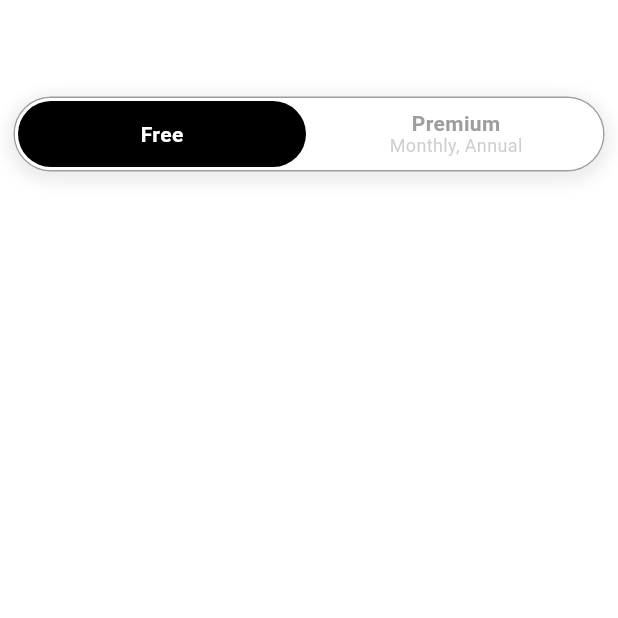
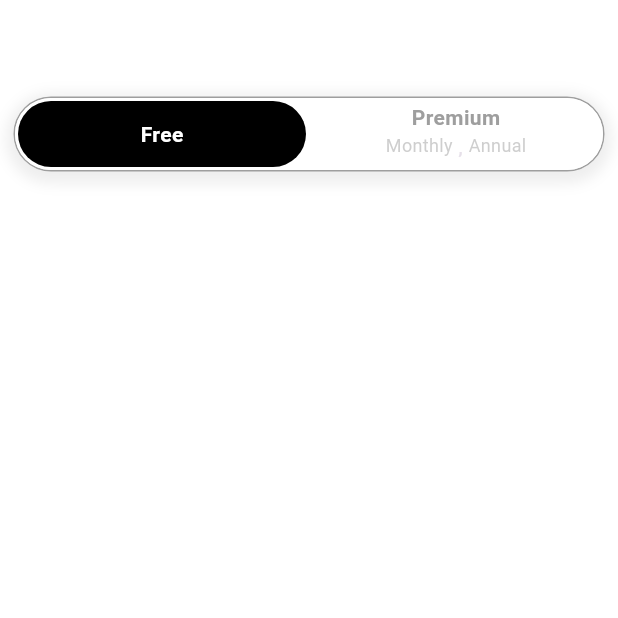
Before and after one commit to JideGuru/animation_playground, a Flutter app: the MorphingSegmentedControlPage screen opened by its route, on a phone screen of 412 x 824 dp, the part 526-1144 px from its top. Run offline on Flutter 3.47's test engine with Material 3 defaults, Android fonts, the light colour scheme and no system bars; missing offline and left inert: flutter_shaders.

Commit message:
Refactor: updated collapsed label of MorphingSegmentedBar
The commit updates the collapsed label of the MorphingSegmentedBar, changing it to display the first and last labels with a comma separator instead of joining all labels with commas. Also added keys for testability.

```diff
--- a/lib/animations/morphing_segmented_bar.dart
+++ b/lib/animations/morphing_segmented_bar.dart
@@ -363,6 +363,7 @@ class _MorphingSegmentedControlState<T>
                                     mainAxisSize: MainAxisSize.min,
                                     children: [
                                       Text(
+                                        key: Key('label_2'),
                                         widget.groupTabCollapsedLabel,
                                         style: effectiveTextStyle.copyWith(
                                           color: groupCollapsedTextColor,
@@ -370,10 +371,34 @@ class _MorphingSegmentedControlState<T>
                                         ),
                                       ),
                                       const SizedBox(height: 2),
+                                      Row(
+                                        key: Key('label_2_subtitle_row'),
+                                        mainAxisAlignment:
+                                            MainAxisAlignment.center,
+                                        children: [
                                           Text(
-                                        widget.groupTabOptions
-                                            .map((option) => option.label)
-                                            .join(', '),
+                                            key: const Key(
+                                                'label_2_subtitle_text_0'),
+                                            widget.groupTabOptions.first.label,
+                                            style: effectiveTextStyle.copyWith(
+                                              color: groupCollapsedTextColor
+                                                  .withValues(
+                                                alpha: 0.5,
+                                              ),
+                                              height: 1.0,
+                                              fontSize: 12,
+                                              fontWeight: FontWeight.w400,
+                                            ),
+                                          ),
+                                          const Text(
+                                            key: Key(
+                                                'label_2_subtitle_text_1_separator'),
+                                            ' , ',
+                                          ),
+                                          Text(
+                                            key: const Key(
+                                                'label_2_subtitle_text_1'),
+                                            widget.groupTabOptions.last.label,
                                             style: effectiveTextStyle.copyWith(
                                               color: groupCollapsedTextColor
                                                   .withValues(
@@ -384,6 +409,8 @@ class _MorphingSegmentedControlState<T>
                                               fontWeight: FontWeight.w400,
                                             ),
                                           )
+                                        ],
+                                      ),
                                     ],
                                   ),
                                 ),
```
Lines whose indentation alone changed are shown as unchanged.
